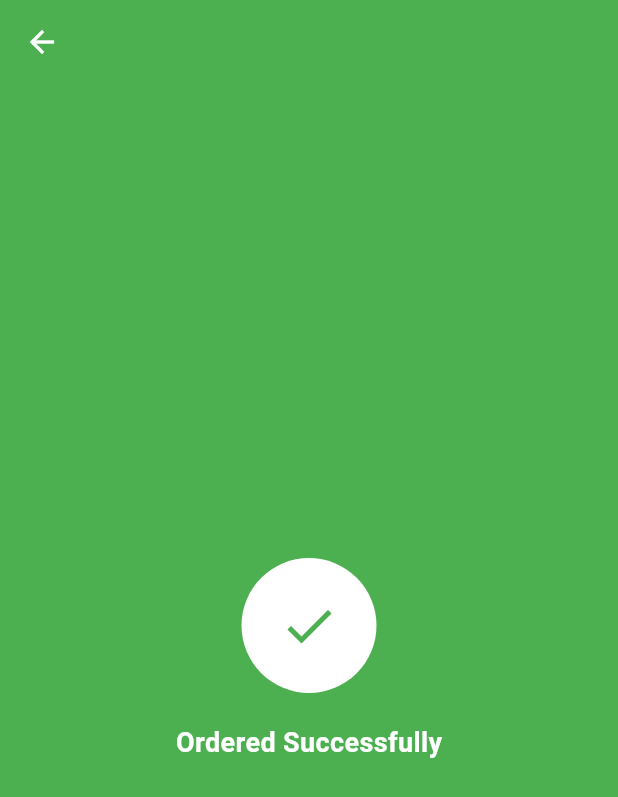
After one commit to strawberryskeleton/tapioka, a Flutter app: the CartPage screen opened by its route, after a tap on "Order Now", on a phone screen of 412 x 824 dp. The commit adds this screen. Shown: the top 797 px of the screen. Run offline on Flutter 3.47's test engine with Material 3 defaults, Android fonts, the phone set to English and light mode, and no system bars; our stand-ins replace google_fonts.

Commit message:
added 'order successful' page from cart

```diff
--- a/lib/main.dart
+++ b/lib/main.dart
@@ -4,6 +4,7 @@ import 'models/shop.dart';
 import 'pages/intro_page.dart';
 import 'pages/menu_page.dart';
 import 'pages/cart_page.dart';
+import 'pages/order_page.dart';
 
 void main() {
   runApp(
@@ -27,6 +28,7 @@ class MyApp extends StatelessWidget {
         '/intropage': (context) => const IntroPage(),
         '/menupage': (context) => const MenuPage(),
         '/cartpage': (context) => const CartPage(),
+        '/orderpage': (context) => const OrderPage(),
       },
     );
   }
--- a/lib/pages/cart_page.dart
+++ b/lib/pages/cart_page.dart
@@ -68,8 +68,10 @@ class CartPage extends StatelessWidget {
             Padding(
               padding: const EdgeInsets.all(25.0),
               child: MyButton(
-                text: "Pay Now",
-                onTap: () {},
+                text: "Order Now",
+                onTap: () {
+                  Navigator.pushNamed(context, '/orderpage');
+                },
               ),
             )
 
--- /dev/null
+++ b/lib/pages/order_page.dart
@@ -0,0 +1,50 @@
+import 'package:flutter/material.dart';
+
+class OrderPage extends StatelessWidget {
+  const OrderPage({super.key});
+
+  @override
+  Widget build(BuildContext context) {
+    return Scaffold(
+      backgroundColor: Colors.green,
+      appBar: AppBar(
+        backgroundColor: Colors.transparent,
+        foregroundColor: Colors.white,
+        elevation: 0,
+      ),
+
+      body: Center(
+        child: Column(
+          // crossAxisAlignment: CrossAxisAlignment.center,
+          mainAxisAlignment: MainAxisAlignment.center,
+          children: [
+            Container(
+              decoration: BoxDecoration(color: Colors.white, shape: BoxShape.circle),
+              child: Padding(
+                padding: const EdgeInsets.all(25.0),
+                child: Icon(
+                  Icons.done,
+                  size: 40,
+                  color: Colors.green,
+                ),
+              ),
+
+            ),
+
+            const SizedBox(height: 20),
+
+            Text(
+              "Ordered Successfully",
+              style: TextStyle(
+                color: Colors.white,
+                fontSize: 18,
+                fontWeight: FontWeight.bold,
+              ),
+            ),
+
+          ],
+        ),
+      ),
+    );
+  }
+}
```
